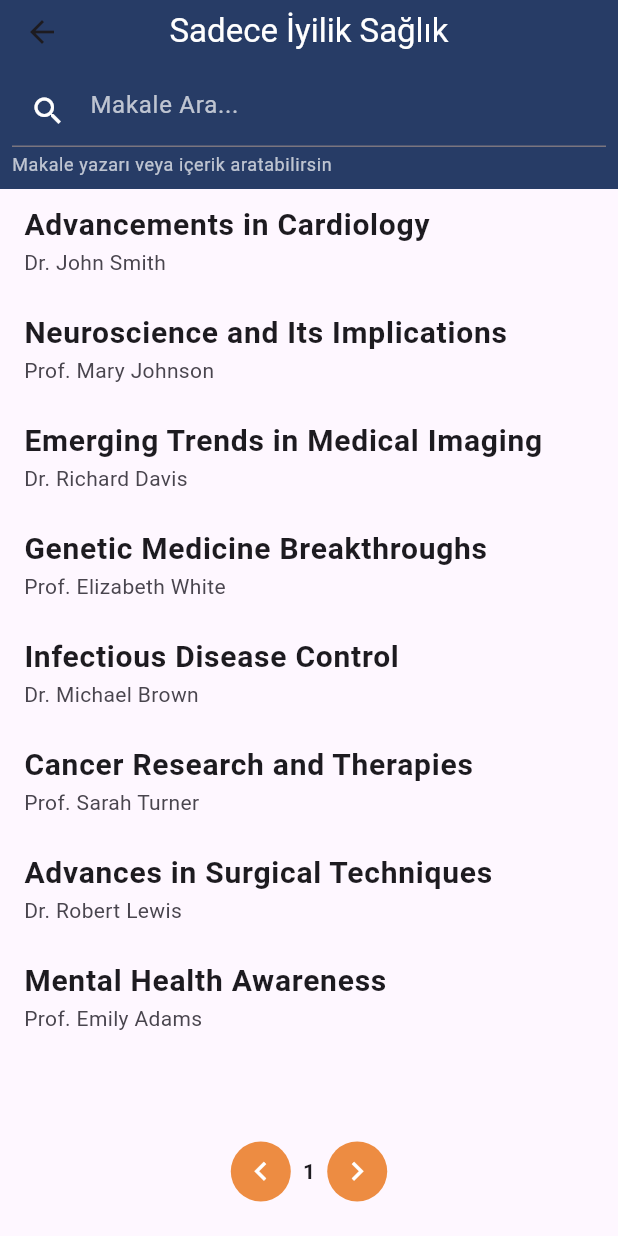
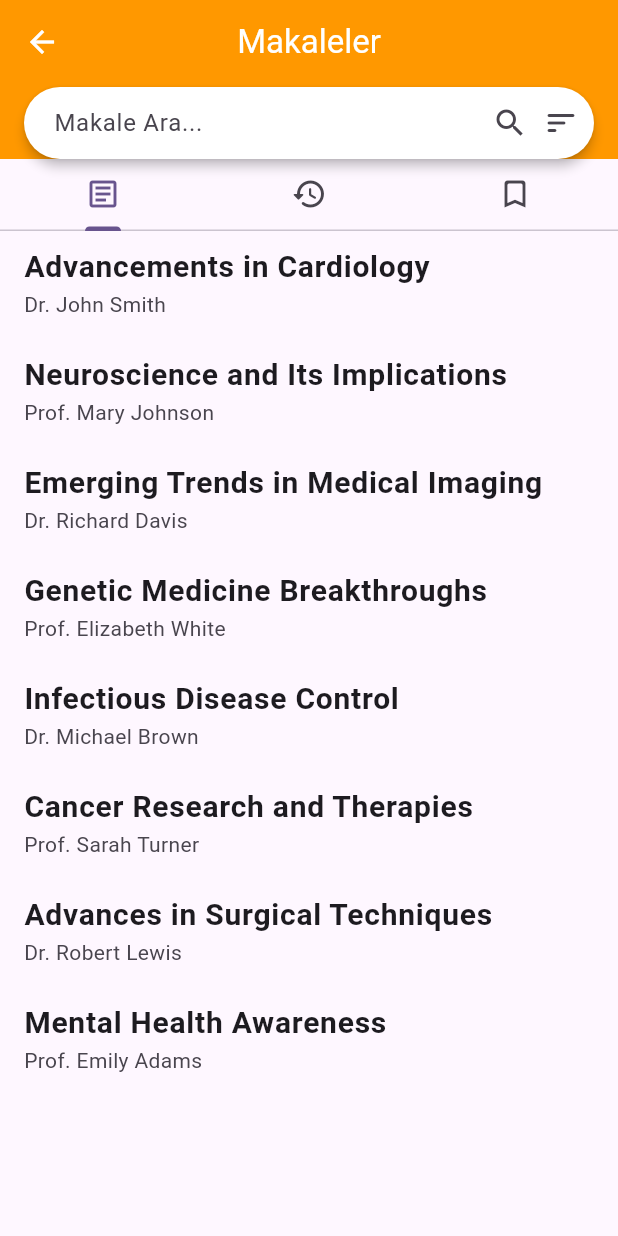
Before and after one commit to Sadece-Iyilik-Saglik/sadece_iylik_saglik, a Flutter app: the ArticleScreen screen opened directly, on a phone screen of 412 x 824 dp. Run offline on Flutter 3.47's test engine with Material 3 defaults, Android fonts, the phone set to English and light mode, and no system bars; our stand-ins replace animate_do, flutter_otp_text_field, photo_view, smooth_page_indicator.

Commit message:
Article Screen updated

```diff
--- a/lib/core/viewmodel/article_view_model.dart
+++ b/lib/core/viewmodel/article_view_model.dart
@@ -1,7 +1,7 @@
 import 'package:sadece_iylik_saglik/core/model/article_model.dart';
 
 class ArticleViewModel {
-  static List<Article> allArticles = [
+  static List<Article> get allArticles => [
         Article(
           author: "Dr. John Smith",
           title: "Advancements in Cardiology",
@@ -164,4 +164,22 @@ class ArticleViewModel {
           source: "Health Informatics Trends",
         ),
       ];
+
+  List<Article> getArticles(List<Article> currentArticles) {
+    int limit = 8;
+    List<Article> uniqueList = [];
+    for (var article in allArticles) {
+      if (!currentArticles.contains(article)) {
+        uniqueList.add(article);
       }
+    }
+    // for (var e in uniqueList.sublist(0, limit)) {
+    //   print(e.title);
+    // }
+    currentArticles.addAll(uniqueList.sublist(0, limit));
+    // for (var e in currentArticle) {
+    //   print(e.title);
+    // }
+    return currentArticles;
+  }
+}
--- a/lib/view/article/article_screen.dart
+++ b/lib/view/article/article_screen.dart
@@ -13,18 +13,26 @@ class ArticleScreen extends StatefulWidget {
 }
 
 class _ArticleScreenState extends State<ArticleScreen> {
-  List<Article> articles = ArticleViewModel.allArticles;
+  List<Article> articles = [];
   TextEditingController searchController = TextEditingController();
   bool isSearching = false;
-  int currentPage = 0;
-  int itemsPerPage = 8;
-  late final Function(int) onChange;
-  late final List<String> textArray;
+  late ArticleViewModel articleViewModel;
+  // int itemsPerPage = 8;
+  // late final Function(int) onChange;
+  // late final List<String> textArray;
   @override
   Widget build(BuildContext context) {
-    return BaseView(
-      viewModel: "",
-      onModelReady: (model) {},
+    return BaseView<ArticleViewModel>(
+      viewModel: ArticleViewModel(),
+      onModelReady: (model) {
+        articleViewModel = model;
+        Future.delayed(
+          Duration.zero,
+          () => setState(() {
+            articles = articleViewModel.getArticles(articles);
+          }),
+        );
+      },
       onPageBuilder: (context, value) {
         return scaffoldBody;
       },
@@ -33,13 +41,11 @@ class _ArticleScreenState extends State<ArticleScreen> {
 
   Widget get scaffoldBody => Scaffold(
         appBar: appBar,
-        body: SafeArea(
-          child: Column(
+        body: Column(
           children: [
-              allArticles,
-              pageButtons,
+            tabBarArea,
+            buildArticles,
           ],
-          ),
         ),
       );
 
@@ -47,7 +53,7 @@ class _ArticleScreenState extends State<ArticleScreen> {
     if (query.isEmpty) {
       setState(() {
         isSearching = false;
-        articles = ArticleViewModel.allArticles;
+        articles = articleViewModel.getArticles(articles);
       });
     } else {
       List<Article> searchResults = ArticleViewModel.allArticles
@@ -64,53 +70,105 @@ class _ArticleScreenState extends State<ArticleScreen> {
 
   PreferredSizeWidget get appBar => AppBar(
         centerTitle: true,
+        foregroundColor: Colors.white,
         title: const Text(
-          "Sadece İyilik Sağlık",
-          style: TextStyle(color: Colors.white),
+          "Makaleler",
         ),
-        backgroundColor: const Color(0xFF273C66),
+        flexibleSpace: const SizedBox(
+            height: kToolbarHeight + 50, width: double.maxFinite, child: ColoredBox(color: Colors.orange)),
         bottom: PreferredSize(
-          preferredSize: const Size.fromHeight(70.0),
+          preferredSize: const Size.fromHeight(50),
           child: Padding(
-            padding: const EdgeInsets.all(8.0),
+            padding: const EdgeInsets.symmetric(horizontal: 16),
+            child: Material(
+              borderRadius: BorderRadius.circular(25),
+              elevation: 3,
+              color: Colors.transparent,
               child: TextField(
-              style: const TextStyle(color: Colors.white),
                 controller: searchController,
                 onChanged: (value) {
                   search(value);
                 },
                 decoration: InputDecoration(
-                helperText: "Makale yazarı veya içerik aratabilirsin",
-                helperStyle: const TextStyle(color: Colors.white70),
+                  border: OutlineInputBorder(borderRadius: BorderRadius.circular(25), borderSide: BorderSide.none),
+                  fillColor: Colors.white,
+                  filled: true,
+                  contentPadding: const EdgeInsets.only(left: 16),
                   hintText: "Makale Ara...",
-                hintStyle: const TextStyle(color: Colors.white70),
-                prefixIcon: const Icon(Icons.search, color: Colors.white),
-                suffixIcon: isSearching
-                    ? IconButton(
-                        icon: const Icon(Icons.close),
-                        onPressed: () {
+                  suffixIcon: Row(
+                    mainAxisSize: MainAxisSize.min,
+                    children: [
+                      isSearching
+                          ? InkWell(
+                              onTap: () {
                                 searchController.clear();
                                 isSearching = false;
                                 setState(() {
-                            articles = ArticleViewModel.allArticles;
+                                  articles = articleViewModel.getArticles(articles);
                                 });
                               },
-                      )
-                    : null,
+                              child: const Icon(Icons.close))
+                          : const Icon(Icons.search),
+                      const SizedBox(
+                        width: 10,
+                      ),
+                      InkWell(
+                          onTap: () {
+                            //SIRALAMA İŞLEMİ BURADA YAPILACAK.//SIRALAMA MODUNA GÖRE ICON DEĞİŞECEK ÖRN: alfabetik -> ABC iconu
+                          },
+                          child: const Icon(Icons.sort_rounded)),
+                      const SizedBox(
+                        width: 10,
+                      ),
+                    ],
+                  ),
+                ),
               ),
             ),
           ),
         ),
       );
 
-  Widget get allArticles => Expanded(
-        child: SingleChildScrollView(
-          child: Column(
-            children: [
-              for (int i = currentPage * itemsPerPage;
-                  i < (currentPage + 1) * itemsPerPage && i < articles.length;
-                  i++)
-                Column(
+  Widget get tabBarArea => SizedBox(
+        // width: double.maxFinite,
+        child: DefaultTabController(
+          length: 3,
+          child: TabBar(
+            onTap: (value) {
+              switch (value) {
+                case 0:
+                  getAllArticles;
+                  break;
+                case 1:
+                  getHistoryArticles;
+                  break;
+                case 2:
+                  getSavedArticles;
+                  break;
+                default:
+                  break;
+              }
+            },
+            tabs: const [
+              Tab(
+                icon: Icon(Icons.article_outlined),
+              ),
+              Tab(
+                icon: Icon(Icons.history_rounded),
+              ),
+              Tab(
+                icon: Icon(Icons.bookmark_border_rounded),
+              )
+            ],
+          ),
+        ),
+      );
+
+  Widget get buildArticles => Expanded(
+        child: ListView.builder(
+          itemCount: articles.length,
+          itemBuilder: (BuildContext context, int i) {
+            return Column(
               children: [
                 GestureDetector(
                   onTap: () {
@@ -127,73 +185,88 @@ class _ArticleScreenState extends State<ArticleScreen> {
                   child: ListTile(
                     title: Text(
                       articles[i].title,
-                          style: const TextStyle(
-                              fontSize: 20, fontWeight: FontWeight.bold),
+                      style: const TextStyle(fontSize: 20, fontWeight: FontWeight.bold),
                     ),
                     subtitle: Text(articles[i].author),
                   ),
                 )
               ],
-                ),
-            ],
-          ),
+            );
+          },
         ),
       );
 
-  Widget get pageButtons => Padding(
-        padding: const EdgeInsets.all(15.0),
-        child: Row(
-          mainAxisAlignment: MainAxisAlignment.center,
-          children: [
-            CircularArrow(
-              icon: const Icon(
-                Icons.keyboard_arrow_left,
-                color: Colors.white,
-              ),
-              onPressed: () {
-                if (currentPage <= 0) {
-                  return;
-                }
+  void get getAllArticles {
     setState(() {
-                  currentPage -= 1;
+      articles = articleViewModel.getArticles(articles);
     });
-              },
-            ),
-            Text(
-              "${currentPage + 1}",
-              style: const TextStyle(fontWeight: FontWeight.bold),
-            ),
-            CircularArrow(
-              icon: const Icon(
-                Icons.keyboard_arrow_right,
-                color: Colors.white,
-              ),
-              onPressed: () {
-                if (currentPage >= (articles.length) / 8 - 1) {
-                  return;
-                }
-                setState(() {
-                  currentPage += 1;
-                });
-              },
-            ),
-          ],
-        ),
-      );
   }
 
-class CircularArrow extends StatelessWidget {
-  final Icon icon;
-  final Function() onPressed;
-  const CircularArrow({required this.icon, required this.onPressed, Key? key})
-      : super(key: key);
+  void get getHistoryArticles {
+    setState(() {
+      articles = articleViewModel.getArticles(articles);
+    });
+  }
 
-  @override
-  Widget build(BuildContext context) {
-    return IconButton(
-      onPressed: onPressed,
-      icon: CircleAvatar(backgroundColor: Color(0xFFED8C42), child: icon),
-      iconSize: 25,
-    );
+  void get getSavedArticles {
+    setState(() {
+      articles = articleViewModel.getArticles(articles);
+    });
   }
+
+  // Widget get pageButtons => Padding(
+  //       padding: const EdgeInsets.all(15.0),
+  //       child: Row(
+  //         mainAxisAlignment: MainAxisAlignment.center,
+  //         children: [
+  //           CircularArrow(
+  //             icon: const Icon(
+  //               Icons.keyboard_arrow_left,
+  //               color: Colors.white,
+  //             ),
+  //             onPressed: () {
+  //               if (currentPage <= 0) {
+  //                 return;
+  //               }
+  //               setState(() {
+  //                 currentPage -= 1;
+  //               });
+  //             },
+  //           ),
+  //           Text(
+  //             "${currentPage + 1}",
+  //             style: const TextStyle(fontWeight: FontWeight.bold),
+  //           ),
+  //           CircularArrow(
+  //             icon: const Icon(
+  //               Icons.keyboard_arrow_right,
+  //               color: Colors.white,
+  //             ),
+  //             onPressed: () {
+  //               if (currentPage >= (articles.length) / 8 - 1) {
+  //                 return;
+  //               }
+  //               setState(() {
+  //                 currentPage += 1;
+  //               });
+  //             },
+  //           ),
+  //         ],
+  //       ),
+  //     );
 }
+
+// class CircularArrow extends StatelessWidget {
+//   final Icon icon;
+//   final Function() onPressed;
+//   const CircularArrow({required this.icon, required this.onPressed, Key? key}) : super(key: key);
+
+//   @override
+//   Widget build(BuildContext context) {
+//     return IconButton(
+//       onPressed: onPressed,
+//       icon: CircleAvatar(backgroundColor: const Color(0xFFED8C42), child: icon),
+//       iconSize: 25,
+//     );
+//   }
+// }
```
Lines whose indentation alone changed are shown as unchanged.
